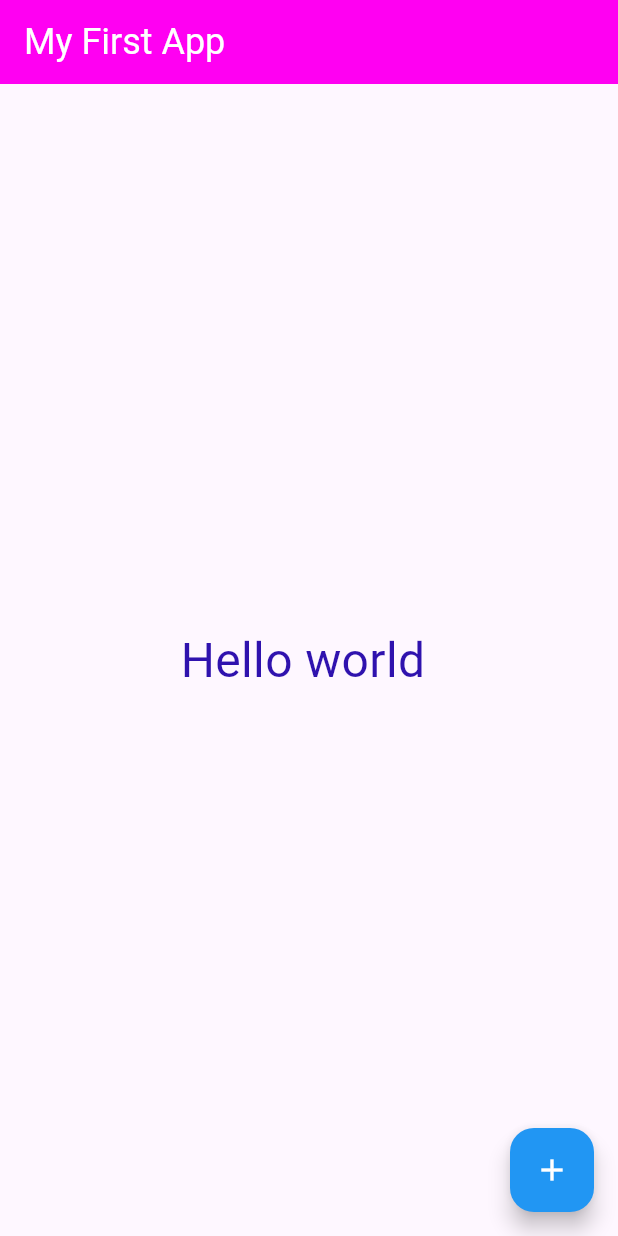
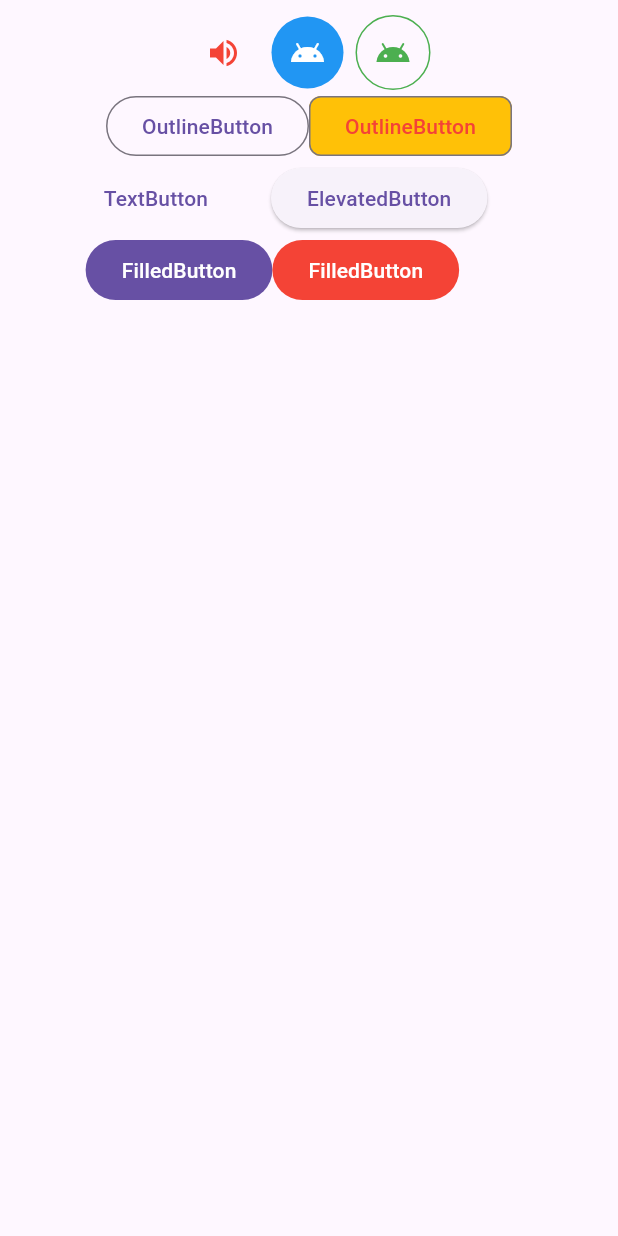
Before and after one commit to 6631501194-cmd/flutter_course, a Flutter app: the screen it shows after launch, on a phone screen of 412 x 824 dp. Run offline on Flutter 3.47's test engine with Material 3 defaults, Android fonts, the phone set to English and light mode, and no system bars.

Commit message:
Add button demo

```diff
--- /dev/null
+++ b/lib/week06/button_demo.dart
@@ -0,0 +1,83 @@
+import 'package:flutter/material.dart';
+
+class ButtonDemo extends StatelessWidget {
+  const ButtonDemo({super.key});
+
+  @override
+  Widget build(BuildContext context) {
+    return Scaffold(
+      body: SafeArea(
+        child: Column(
+          children: [
+            SizedBox(height: 10),
+            OverflowBar(
+              alignment: MainAxisAlignment.center,
+              children: [
+                IconButton(
+                  onPressed: () {
+                    debugPrint('button print');
+                  },
+                  icon: Icon(Icons.volume_up, color: Colors.red),
+                ),
+                SizedBox(width: 8),
+                Ink(
+                  decoration: ShapeDecoration(
+                    shape: CircleBorder(),
+                    color: Colors.blue,
+                  ),
+                  child: IconButton(
+                    onPressed: () {
+                      debugPrint("button print");
+                    },
+                    icon: Icon(Icons.android, color: Colors.white),
+                  ),
+                ),
+                SizedBox(width: 8),
+                Ink(
+                  decoration: ShapeDecoration(
+                    shape: CircleBorder(side: BorderSide(color: Colors.green)),
+                  ),
+                  child: IconButton(
+                    onPressed: () {},
+                    icon: Icon(Icons.android),
+                    color: Colors.green,
+                  ),
+                ),
+              ],
+            ),
+            OverflowBar(
+              children: [
+                OutlinedButton(onPressed: () {}, child: Text("OutlineButton")),
+                OutlinedButton(
+                  onPressed: () {},
+                  style: OutlinedButton.styleFrom(
+                    foregroundColor: Colors.red,
+                    backgroundColor: Colors.amber,
+                    shape: RoundedRectangleBorder(
+                      borderRadius: BorderRadius.all(Radius.circular(8)),
+                    ),
+                  ),
+                  child: Text("OutlineButton"),
+                ),
+              ],
+            ),
+            Wrap(
+              children: [
+                TextButton(onPressed: () {}, child: Text("TextButton")),
+                SizedBox(width: 30),
+                ElevatedButton(onPressed: () {}, child: Text("ElevatedButton")),
+                SizedBox(width: 30),
+                FilledButton(onPressed: () {}, child: Text("FilledButton")),
+                FilledButton(
+                  onPressed: () {},
+                  style: FilledButton.styleFrom(backgroundColor: Colors.red),
+                  child: Text("FilledButton"),
+                ),
+              ],
+            ),
+          ],
+        ),
+      ),
+    );
+  }
+}
```
Also changed, not shown: lib/main.dart (+3 -26 lines).
